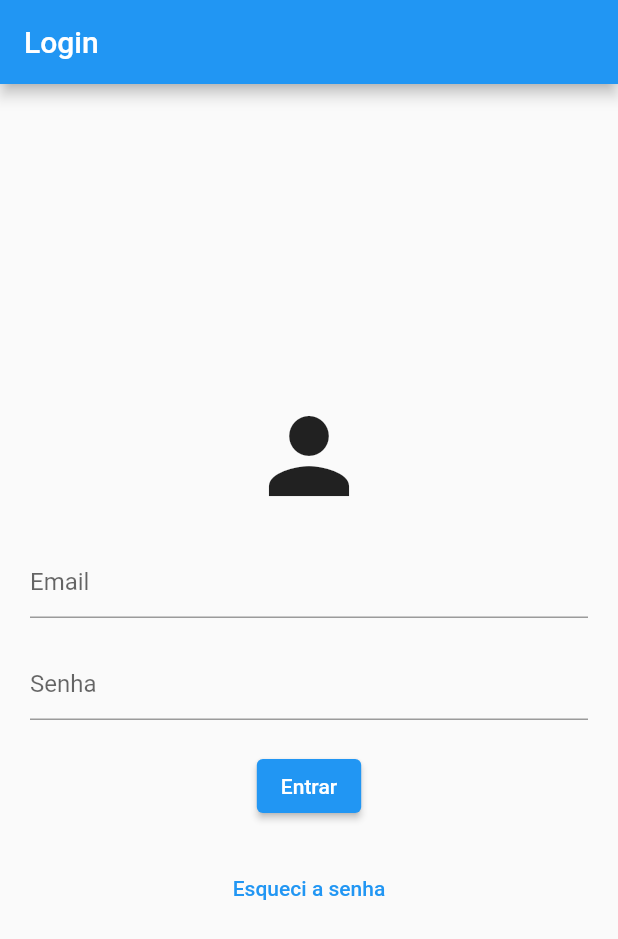
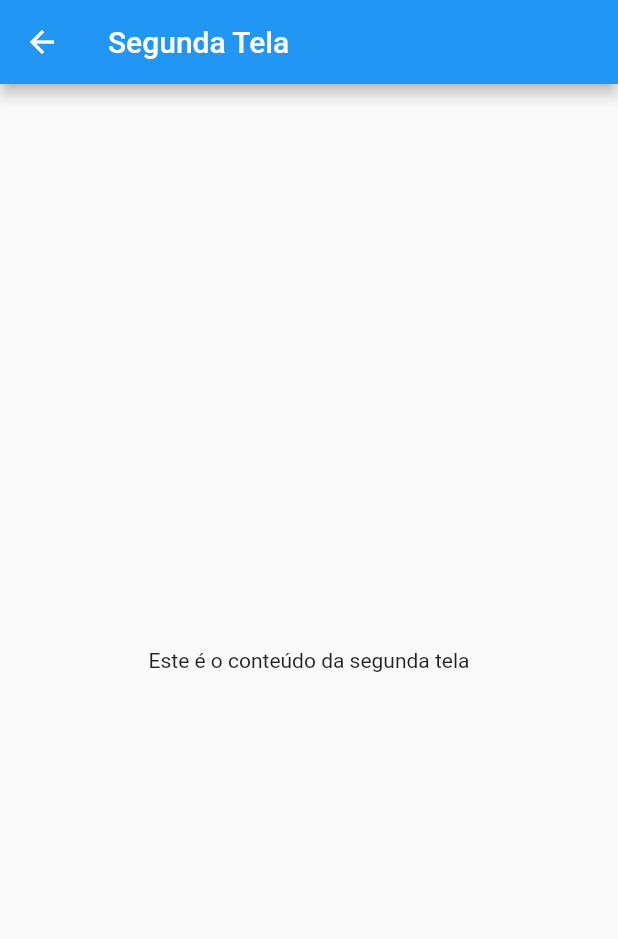
Before and after one commit to leandrosfarias/tccerto, a Flutter app: the screen it shows after launch, after a tap on "Entrar", on a phone screen of 412 x 824 dp. Shown: the top 939 px of the screen. Run offline on Flutter 3.47's test engine with Material 2 defaults, Android fonts, the light colour scheme and no system bars.

Commit message:
Navegação para segunda tela

```diff
--- /dev/null
+++ b/lib/screens/SegundaTela.dart
@@ -0,0 +1,17 @@
+import 'package:flutter/material.dart';
+import 'package:flutter/src/widgets/container.dart';
+import 'package:flutter/src/widgets/framework.dart';
+
+class SegundaTela extends StatelessWidget {
+  @override
+  Widget build(BuildContext context) {
+    return Scaffold(
+      appBar: AppBar(
+        title: Text('Segunda Tela'),
+      ),
+      body: Center(
+        child: Text('Este é o conteúdo da segunda tela'),
+      ),
+    );
+  }
+}
--- a/lib/screens/login.dart
+++ b/lib/screens/login.dart
@@ -1,6 +1,7 @@
 import 'package:flutter/material.dart';
 import 'package:flutter/src/widgets/container.dart';
 import 'package:flutter/src/widgets/framework.dart';
+import 'SegundaTela.dart';
 
 class Login extends StatefulWidget {
   const Login({super.key});
@@ -38,7 +39,10 @@ class _LoginState extends State<Login> {
             ),
             SizedBox(height: 20),
             ElevatedButton(
-              onPressed: () {},
+              onPressed: () {
+                Navigator.push(context,
+                    MaterialPageRoute(builder: (context) => SegundaTela()));
+              },
               child: Text('Entrar'),
             ),
             SizedBox(height: 20),
```
